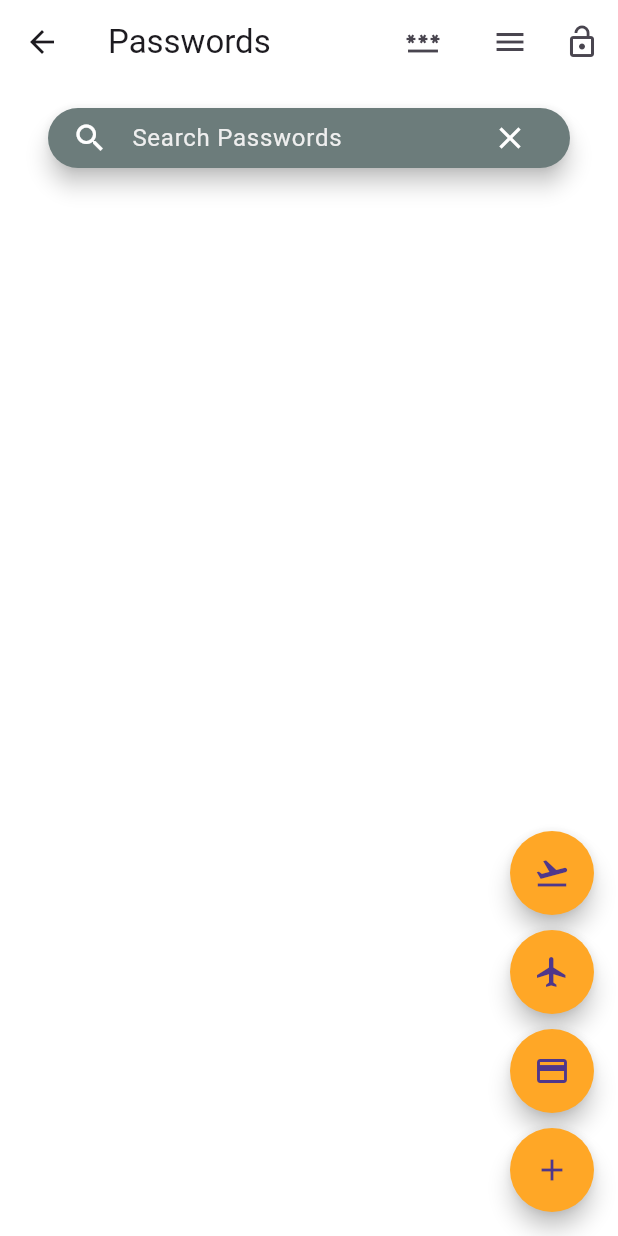
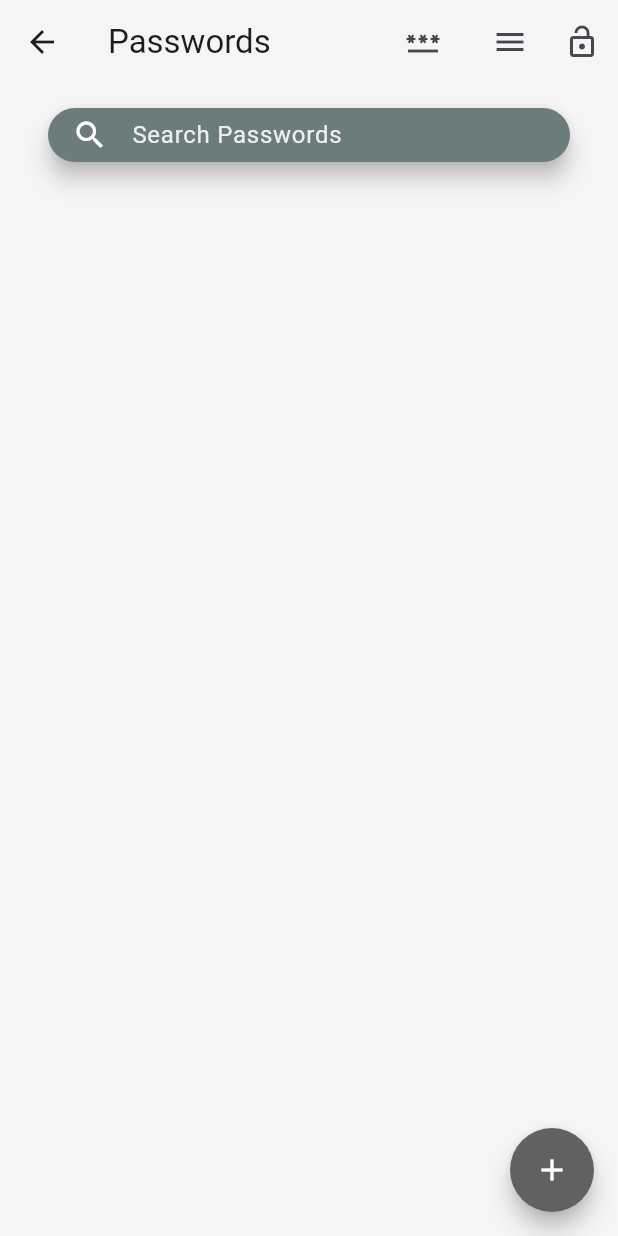
Before and after one commit to senabdulgani/strong_password, a Flutter app: the StrongPassword screen opened directly, on a phone screen of 412 x 824 dp. Run offline on Flutter 3.47's test engine with Material 3 defaults, Android fonts, the phone set to English and light mode, and no system bars; drawn by our look-alikes of flutter_speed_dial; our stand-ins replace font_awesome_flutter, gap, hive, hive_flutter, local_auth and 1 more; missing offline and left inert: clipboard, credit_card_scanner, dart:ffi; accounts and stored records are empty.

Commit message:
adding animations

```diff
--- a/lib/View/component/search_bar.dart
+++ b/lib/View/component/search_bar.dart
@@ -3,32 +3,23 @@ import 'package:strong_password/common/color_constants.dart';
 
 // ignore: must_be_immutable
 class SearchPassword extends StatelessWidget {
-  SearchPassword({super.key, required this.onSearch});
-
-  bool isCancelActive = true;
-  Function(String) onSearch;
+  final Function(String) onSearch;
+  String? query;
+  SearchPassword({super.key, required this.onSearch, this.query});
 
   @override
   Widget build(BuildContext context) {
     return Padding(
-            padding:
-                const EdgeInsets.symmetric(horizontal: 24.0, vertical: 16.0),
+      padding: const EdgeInsets.symmetric(horizontal: 24.0, vertical: 16.0),
       child: SearchAnchor(
         builder: (BuildContext context, SearchController controller) {
           return SearchBar(
-                  backgroundColor: MaterialStateColor.resolveWith(
-                      (states) => Colors.grey.shade600),
+            backgroundColor: MaterialStateColor.resolveWith((states) => Colors.grey.shade600),
             hintText: 'Search Passwords',
-                  hintStyle: MaterialStateTextStyle.resolveWith(
-                      (states) => TextStyle(color: Colors.grey.shade200)),
-                  textStyle: MaterialStateTextStyle.resolveWith(
-                      (states) => const TextStyle(color: Colors.white)),
-                  constraints: const BoxConstraints(
-                    minHeight: 36,
-                    maxHeight: 40,
-                  ),
-                  surfaceTintColor:
-                      MaterialStateColor.resolveWith((states) => AppColors.componentColor),
+            hintStyle: MaterialStateTextStyle.resolveWith((states) => TextStyle(color: Colors.grey.shade200)),
+            textStyle: MaterialStateTextStyle.resolveWith((states) => const TextStyle(color: Colors.white)),
+            constraints: const BoxConstraints(minHeight: 36, maxHeight: 40),
+            surfaceTintColor: MaterialStateColor.resolveWith((states) => AppColors.componentColor),
             trailing: <Widget>[
               AnimatedCrossFade(
                 firstChild: IconButton(
@@ -37,34 +28,24 @@ class SearchPassword extends StatelessWidget {
                     controller.clear();
                   },
                 ),
-                      secondChild:
-                          const SizedBox(), // You can provide an empty widget or any other widget you want to show when isCancelActive is false
-                      crossFadeState: isCancelActive
-                          ? CrossFadeState.showFirst
-                          : CrossFadeState.showSecond,
+                secondChild: const SizedBox(), // You can provide an empty widget or any other widget you want to show when isCancelActive is false
+                crossFadeState: controller.isOpen ? CrossFadeState.showFirst : CrossFadeState.showSecond,
                 duration: const Duration(milliseconds: 300),
               ),
-                    // Todo: I dont like animation's toward.(Edit)
             ],
             controller: controller,
-                  padding: const MaterialStatePropertyAll<EdgeInsets>(
-                      EdgeInsets.symmetric(horizontal: 16.0)),
+            padding: const MaterialStatePropertyAll<EdgeInsets>(EdgeInsets.symmetric(horizontal: 16.0)),
             onTap: () {
-                    controller.buildTextSpan(
-                        context: context, withComposing: false);
+              controller.buildTextSpan(context: context, withComposing: false);
             },
-                  onChanged: (query) {
-                    onSearch(query);
-                    isCancelActive = query.isNotEmpty;
-                  },
+            onChanged: onSearch, // Here, onSearch method is directly passed to the onChanged callback
             leading: const Icon(
               Icons.search,
               color: Colors.white,
             ),
           );
         },
-              suggestionsBuilder:
-                  (BuildContext context, SearchController controller) async {
+        suggestionsBuilder: (BuildContext context, SearchController controller) {
           // Return your suggestions here if needed
           return <Widget>[];
         },
--- a/lib/View/pages/home_page.dart
+++ b/lib/View/pages/home_page.dart
@@ -1,6 +1,10 @@
+import 'dart:ffi';
+
 import 'package:clipboard/clipboard.dart';
 import 'package:flutter/material.dart';
 import 'package:credit_card_scanner/credit_card_scanner.dart';
+import 'package:flutter_speed_dial/flutter_speed_dial.dart';
+import 'package:font_awesome_flutter/font_awesome_flutter.dart';
 import 'package:gap/gap.dart';
 import 'package:provider/provider.dart';
 import 'package:strong_password/View/component/search_bar.dart';
@@ -13,7 +17,6 @@ import 'package:strong_password/common/color_constants.dart';
 import 'package:strong_password/models/card.dart';
 import 'package:strong_password/models/password.dart';
 import 'package:strong_password/provider/credit_card/credit_card_notifier.dart';
-import 'package:strong_password/provider/credit_card/credit_card_service.dart';
 import 'package:strong_password/provider/password/password_notifier.dart';
 
 class StrongPassword extends StatefulWidget {
@@ -25,7 +28,6 @@ class StrongPassword extends StatefulWidget {
 
 class _StrongPasswordState extends State<StrongPassword>
     with SingleTickerProviderStateMixin {
-
   late final PasswordNotifier passwordProvider;
   late final CreditCardNotifier cardProvider;
 
@@ -44,7 +46,7 @@ class _StrongPasswordState extends State<StrongPassword>
   @override
   Widget build(BuildContext context) {
     return Scaffold(
-      backgroundColor: Colors.white,
+      backgroundColor: Colors.grey.shade100,
       appBar: AppBar(
         title: const Text('Passwords'),
         centerTitle: false,
@@ -102,43 +104,7 @@ class _StrongPasswordState extends State<StrongPassword>
         child: ListView(
           children: [
             SearchPassword(onSearch: onSearch),
-            // Row(
-            //   children: [
-            //     const Spacer(),
-            //     InkWell(
-            //       onTap: () {},
-            //       child: Container(
-            //         decoration: BoxDecoration(
-            //           borderRadius: BorderRadius.circular(8),
-            //           border: Border.all(
-            //             color: Colors.black,
-            //             width: 2,
-            //           ),
-            //           color: Colors.white,
-            //         ),
-            //         padding:
-            //             const EdgeInsets.all(8), // Adjust padding as needed
-            //         child: const Row(
-            //           mainAxisSize: MainAxisSize.min,
-            //           children: [
-            //             Text(
-            //               'By Name',
-            //               style: TextStyle(
-            //                 fontSize: 12,
-            //                 color: Colors.black,
-            //                 fontWeight: FontWeight.bold,
-            //               ),
-            //             ),
-            //             Icon(
-            //               Icons.arrow_drop_down,
-            //               color: Colors.black,
-            //             ),
-            //           ],
-            //         ),
-            //       ),
-            //     ),
-            //   ],
-            // ),
+            // const TopNavigation(),
             const SizedBox(height: 10),
             // todo Login list in my passwords
             if (context.watch<PasswordNotifier>().passwords.isNotEmpty)
@@ -156,8 +122,7 @@ class _StrongPasswordState extends State<StrongPassword>
                 shrinkWrap: true,
                 itemBuilder: (BuildContext context, int index) {
                   Password password =
-                      context.watch<PasswordNotifier>().passwords[
-                          index];
+                      context.watch<PasswordNotifier>().passwords[index];
                   return GestureDetector(
                     child: Dismissible(
                       dismissThresholds: const {
@@ -180,9 +145,12 @@ class _StrongPasswordState extends State<StrongPassword>
                         passwordProvider.deletePassword(password);
                       },
                       child: ListTile(
+                        selectedTileColor: Colors.grey.shade100,
+                        leading: Icon(Icons.lock_person_outlined,
+                            color: Colors.grey.shade700),
                         contentPadding:
                             const EdgeInsets.symmetric(horizontal: 8),
-                        tileColor: Colors.white,
+                        tileColor: Colors.grey.shade100,
                         title: Text(
                           context
                               .watch<PasswordNotifier>()
@@ -282,30 +250,30 @@ class _StrongPasswordState extends State<StrongPassword>
                 shrinkWrap: true,
                 itemBuilder: (BuildContext context, int index) {
                   CreditCard card =
-                      context.watch<CreditCardNotifier>().cards[
-                          index];
+                      context.watch<CreditCardNotifier>().cards[index];
                   return ListTile(
-                    leading: Icon(Icons.credit_card, color: Colors.grey.shade700),
+                    leading:
+                        Icon(Icons.credit_card, color: Colors.grey.shade700),
                     contentPadding: const EdgeInsets.symmetric(horizontal: 8),
-                    tileColor: Colors.white,
+                    tileColor: Colors.grey.shade100,
                     title: RichText(
                       text: TextSpan(
                         children: [
                           TextSpan(
                             text:
-                                '${context.watch<CreditCardNotifier>()
-                              .cards[index]
-                              .cardIssuer}  - **** ', // Boş olabilir.
+                                '${context.watch<CreditCardNotifier>().cards[index].cardIssuer}  - **** ', // Boş olabilir.
                             style: const TextStyle(
                                 color: Colors.black,
                                 fontSize: 16,
                                 fontWeight: FontWeight.bold),
                           ),
                           TextSpan(
-                            text: context.watch<CreditCardNotifier>()
-                              .cards[index]
-                              .cardNumber.toString().substring(12, 16),
-
+                            text: context
+                                .watch<CreditCardNotifier>()
+                                .cards[index]
+                                .cardNumber
+                                .toString()
+                                .substring(12, 16),
                             style: const TextStyle(
                               color: Colors.black,
                               fontSize: 16,
@@ -325,7 +293,8 @@ class _StrongPasswordState extends State<StrongPassword>
                               FlutterClipboard.copy(card.cardNumber).then(
                                   (value) => ScaffoldMessenger.of(context)
                                       .showSnackBar(const SnackBar(
-                                          content: Text('Copied to clipboard'))));
+                                          content:
+                                              Text('Copied to clipboard'))));
                             },
                             icon: const Icon(Icons.copy),
                             color: Colors.black,
@@ -358,110 +327,42 @@ class _StrongPasswordState extends State<StrongPassword>
                 },
               ),
             ),
-
           ],
         ),
       ),
-      floatingActionButton: Column(
-        mainAxisAlignment: MainAxisAlignment.end,
+      floatingActionButton: SpeedDial(
+        icon: Icons.add,
+        activeIcon: Icons.close,
+        iconTheme: const IconThemeData(color: Colors.white),
+        backgroundColor: Colors.grey.shade700,
+        overlayColor: Colors.grey.shade100,
+        overlayOpacity: 0.8,
+        spacing: 12,
+        spaceBetweenChildren: 12,
+        closeManually: true,
         children: [
-          FloatingActionButton(
-            heroTag: 'sample password',
-            shape: const RoundedRectangleBorder(
-              borderRadius: BorderRadius.all(Radius.circular(56)),
-            ),
-            backgroundColor: AppColors.primaryColor,
-            onPressed: () {
-              setState(() {
-                passwordProvider.addPassword(
-                  password: Password(
-                    name: 'deneme adi',
-                    password: 'deneme123',
-                    website: 'deneme.com',
-                    note: 'deneme notu',
-                    isFavorite: false,
-                  ),
-                );
-              });
+          SpeedDialChild(
+            shape: const CircleBorder(),
+            child: const Icon(FontAwesomeIcons.key),
+            onTap: () {
+              Navigator.push(context, MaterialPageRoute(builder: (context) {
+                return const PasswordDetailsView();
+              }));
             },
-            child: const Icon(Icons.flight_takeoff),
           ),
-          const Gap(10),
-          FloatingActionButton(
-            heroTag: 'sample card',
-            shape: const RoundedRectangleBorder(
-              borderRadius: BorderRadius.all(Radius.circular(56)),
-            ),
-            backgroundColor: AppColors.primaryColor,
-            onPressed: () {
-              setState(() {
-                cardProvider.addCard(
-                  card: CreditCard(
-                    cardHolder: 'Abdulgani Şen',
-                    cardNumber: '1234567890127630',
-                    cardExpiry: 'deneme.com',
-                    cardIssuer: 'MasterCard',
-                    isFavorite: false,
-                  ),
-                );
-              });
+          SpeedDialChild(
+            shape: const CircleBorder(),
+            child: const Icon(FontAwesomeIcons.creditCard),
+            onTap: () {
+              Navigator.push(context, MaterialPageRoute(builder: (context) {
+                return const PasswordGeneratorView();
+              }));
             },
-            child: const Icon(Icons.flight_outlined),
           ),
-          const Gap(10),
-          FloatingActionButton(
-            heroTag: 'scan',
-            shape: const RoundedRectangleBorder(
-              borderRadius: BorderRadius.all(Radius.circular(56)),
-            ),
-            backgroundColor: AppColors.primaryColor,
-            onPressed: () {
-              // scan and then go to car page
-              scanCard();
-              // cardBox
-              //     .put(
-              //       _filteredCreditCard.length,
-              //       _cardDetails,
-              //     )
-              //     .then((value) => setState(() {}));
-              // _filteredCreditCard.add(_cardDetails as CreditCard);
-              // } else {
-
-              // Navigator.push(
-              //   context,
-              //   MaterialPageRoute(
-              //     builder: (context) {
-              //       return CardHolderInfo(
-              //         cardDetails: _cardDetails,
-              //       );
-              //     },
-              //   ),
-              // );
-
-              // }
-              // Bu kendisi otomatik kamera izini alıyor.
-              // todo Kullanıcı izin vermezse ne olacak bu durumu yönet.
-            },
-            child: const Icon(Icons.credit_card),
-          ),
-          const SizedBox(height: 10),
-          FloatingActionButton(
-            heroTag: 'add',
-            shape: const RoundedRectangleBorder(
-              borderRadius: BorderRadius.all(Radius.circular(56)),
-            ),
-            backgroundColor: AppColors.primaryColor,
-            onPressed: () {
-              Navigator.push(
-                context,
-                MaterialPageRoute(
-                  builder: (context) {
-                    return const PasswordDetailsView();
-                  },
-                ),
-              );
-            },
-            child: const Icon(Icons.add),
+          SpeedDialChild(
+            shape: const CircleBorder(),
+            child: const Icon(FontAwesomeIcons.link),
+            onTap: () {},
           ),
         ],
       ),
@@ -469,9 +370,6 @@ class _StrongPasswordState extends State<StrongPassword>
   }
 
   late bool _isUnlocked;
-
-  final List<Password> _filteredPasswords = [];
-  final List<CreditCard> _filteredCreditCard = [];
 
   CardDetails? _cardDetails;
   CardScanOptions scanOptions = const CardScanOptions(
@@ -505,23 +403,18 @@ class _StrongPasswordState extends State<StrongPassword>
     });
   }
 
+  late List<Password> _filteredPasswords = [];
+
   void onSearch(String query) {
     if (query.isEmpty) {
       setState(() {
-        // _filteredPasswords = boxPasswords.values.toList() as List<Password>;
-        // _filteredCreditCard = cardBox.values.toList() as List<CreditCard>;
-        // passwordProvider.getAllPasswords();
+        _filteredPasswords = passwordProvider.passwords;
       });
     } else {
       setState(() {
-        // _filteredPasswords.add(passwordProvider.passwords.firstWhere(
-        //     (password) =>
-        //         password.name.toLowerCase().contains(query.toLowerCase())));
-
-        // _filteredCreditCard.add(cardProvider.cards.firstWhere(
-        //     (card) =>
-        //         card.cardHolder.toLowerCase().contains(query.toLowerCase())));
-
+        _filteredPasswords.add(passwordProvider.passwords.firstWhere(
+            (password) =>
+                password.name.toLowerCase().contains(query.toLowerCase())));
       });
     }
   }
@@ -536,9 +429,83 @@ class _StrongPasswordState extends State<StrongPassword>
     await passwordProvider.getAllPasswords();
     setState(() {});
   }
+
   Future<void> getCards() async {
     await cardProvider.getAllCards();
     setState(() {});
+  }
+}
+
+class TopNavigation extends StatefulWidget {
+  const TopNavigation({
+    super.key,
+  });
+
+  @override
+  State<TopNavigation> createState() => _TopNavigationState();
+}
+
+class _TopNavigationState extends State<TopNavigation> {
+  @override
+  Widget build(BuildContext context) {
+    return const Row(
+      children: [
+        CostumSelectButton(
+          text: 'Logins',
+        ),
+        Gap(10),
+        CostumSelectButton(
+          text: 'Cards',
+        ),
+        Gap(10),
+        CostumSelectButton(
+          text: 'Favorites',
+        ),
+      ],
+    );
+  }
+}
+
+// ignore: must_be_immutable
+class CostumSelectButton extends StatefulWidget {
+  final String text;
+
+  const CostumSelectButton({
+    super.key,
+    required this.text,
+  });
+
+  @override
+  State<CostumSelectButton> createState() => _CostumSelectButtonState();
+}
+
+class _CostumSelectButtonState extends State<CostumSelectButton> {
+  @override
+  Widget build(BuildContext context) {
+    return ElevatedButton(
+        onPressed: () {},
+        style: ButtonStyle(
+          elevation: MaterialStateProperty.all(4),
+          backgroundColor: MaterialStateProperty.all(Colors.grey.shade200),
+          shape: MaterialStateProperty.all(
+            RoundedRectangleBorder(
+              borderRadius: BorderRadius.circular(12),
+            ),
+          ),
+          side: MaterialStateProperty.all(
+            const BorderSide(
+              color: Colors.black,
+              width: 1,
+            ),
+          ),
+        ),
+        child: Text(
+          widget.text,
+          style: const TextStyle(
+            color: Colors.black,
+            fontWeight: FontWeight.w500,
+          ),
+        ));
   }
 }
 
--- a/pubspec.yaml
+++ b/pubspec.yaml
@@ -33,6 +33,9 @@ dependencies:
   credit_card_scanner: ^1.0.5
   local_auth: ^2.1.8
   provider: ^6.1.1
+  flutter_speed_dial: ^7.0.0
+  fluttertoast: ^8.2.4
+  font_awesome_flutter: ^10.7.0
 
 dev_dependencies:
   flutter_test:
```
Also changed, not shown: pubspec.lock. Lines whose indentation alone changed are shown as unchanged.
